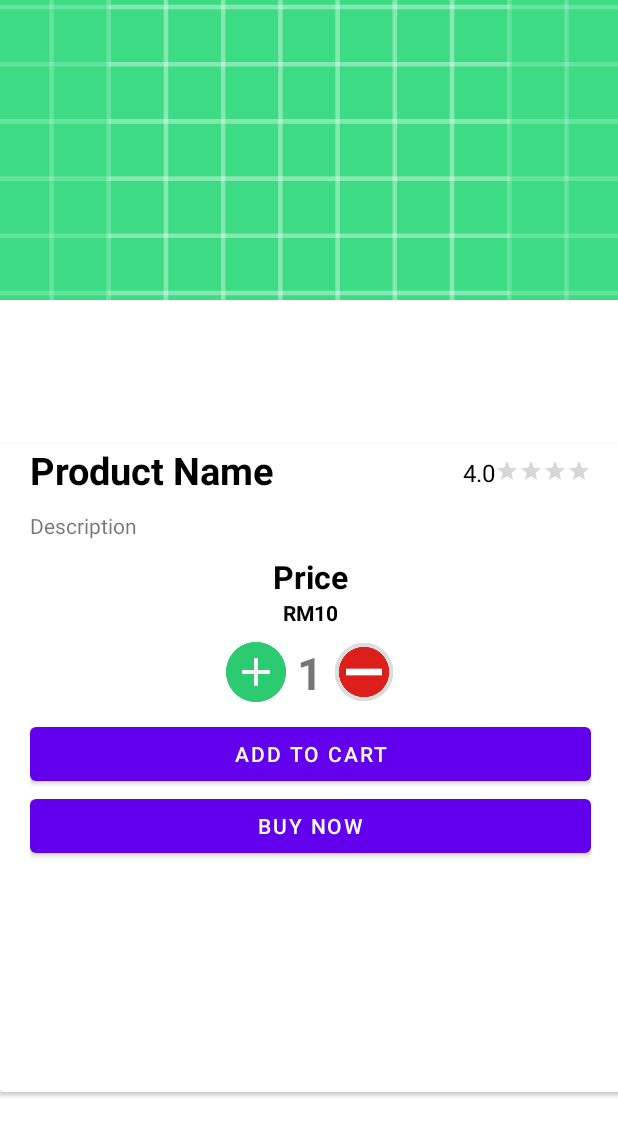
After one commit to FA2500/Furniture4U, an Android app: the layout activity_product_detail.xml on its own in the app's theme, with its tools: preview values and no code run, on a phone screen of 412 x 824 dp. The commit adds this screen. Shown: the top 1136 px of the screen. Run offline under Robolectric (Android 15) with nearby library versions, the phone set to English and light mode, and no system bars.

Commit message:
Product Details

```diff
--- a/app/src/main/AndroidManifest.xml
+++ b/app/src/main/AndroidManifest.xml
@@ -16,7 +16,10 @@
         android:theme="@style/Theme.Furniture4U"
         tools:targetApi="31">
         <activity
-            android:name="my.fa250.furniture4u.com.HomePageActivity"
+            android:name=".ProductDetailActivity"
+            android:exported="false" />
+        <activity
+            android:name=".HomePageActivity"
             android:exported="false" />
         <activity
             android:name="my.fa250.furniture4u.auth.EmailRegisterActivity"
@@ -81,22 +84,19 @@
                 android:name="android.app.lib_name"
                 android:value="" />
         </activity>
-
-        <!--<activity
+        <!--
+<activity
             android:name="my.fa250.furniture4u.ml.MlActivity"
             android:screenOrientation="fullSensor"
             android:configChanges="orientation|screenSize|screenLayout|keyboardHidden">
-        </activity>-->
-
+        </activity>
+        -->
         <meta-data
             android:name="com.google.ar.core"
             android:value="required" />
-
         <meta-data
             android:name="com.google.mlkit.vision.DEPENDENCIES"
             android:value="ica" />
-
-
     </application>
 
 </manifest>
--- a/app/src/main/java/my/fa250/furniture4u/com/HomePageActivity.java
+++ b/app/src/main/java/my/fa250/furniture4u/com/HomePageActivity.java
@@ -3,13 +3,18 @@ package my.fa250.furniture4u.com;
 import androidx.annotation.NonNull;
 import androidx.annotation.Nullable;
 import androidx.appcompat.app.AppCompatActivity;
+import androidx.constraintlayout.widget.ConstraintLayout;
 import androidx.recyclerview.widget.GridLayoutManager;
 import androidx.recyclerview.widget.LinearLayoutManager;
 import androidx.recyclerview.widget.RecyclerView;
 
+import android.app.ProgressDialog;
 import android.os.Bundle;
 import android.util.Log;
+import android.view.View;
 import android.widget.LinearLayout;
+import android.widget.ProgressBar;
+import android.widget.RelativeLayout;
 import android.widget.TextView;
 
 import com.denzcoskun.imageslider.ImageSlider;
@@ -48,6 +53,10 @@ public class HomePageActivity extends AppCompatActivity {
 
     List<String> c = new ArrayList<String>();
 
+    //ProgressBar
+    ProgressBar progressBar;
+    LinearLayout LL;
+
     //Category
     RecyclerView catRecyclerview;
     CategoryAdapter categoryAdapter;
@@ -74,10 +83,18 @@ public class HomePageActivity extends AppCompatActivity {
         setContentView(R.layout.activity_home_page);
         initUI();
         readData();
+
     }
 
     private void initUI()
     {
+        //Progress Bar
+        LL = findViewById(R.id.home_layout);
+        progressBar = new ProgressBar(HomePageActivity.this,null, android.R.attr.progressBarStyle);
+        LL.setVisibility(View.GONE);
+        progressBar.setVisibility(View.VISIBLE);
+
+
         //Image Slider
         ImageSlider imgSlider = findViewById(R.id.image_slider);
         List<SlideModel> slideModels = new ArrayList<>();
@@ -85,6 +102,8 @@ public class HomePageActivity extends AppCompatActivity {
         //Banner Data
         slideModels.add(new SlideModel(R.drawable.banner,"TEST", ScaleTypes.FIT));
         imgSlider.setImageList(slideModels);
+
+
 
         //Recycler View
         catRecyclerview = findViewById(R.id.rec_category);
@@ -305,6 +324,9 @@ public class HomePageActivity extends AppCompatActivity {
                 }
             });
         }
+        progressBar.setVisibility(View.GONE);
+        LL.setVisibility(View.VISIBLE);
+
     }
 
 
--- /dev/null
+++ b/app/src/main/java/my/fa250/furniture4u/com/ProductDetailActivity.java
@@ -0,0 +1,16 @@
+package my.fa250.furniture4u.com;
+
+import androidx.appcompat.app.AppCompatActivity;
+
+import android.os.Bundle;
+
+import my.fa250.furniture4u.R;
+
+public class ProductDetailActivity extends AppCompatActivity {
+
+    @Override
+    protected void onCreate(Bundle savedInstanceState) {
+        super.onCreate(savedInstanceState);
+        setContentView(R.layout.activity_product_detail);
+    }
+}
--- /dev/null
+++ b/app/src/main/res/layout/activity_product_detail.xml
@@ -0,0 +1,162 @@
+<?xml version="1.0" encoding="utf-8"?>
+<androidx.constraintlayout.widget.ConstraintLayout
+    xmlns:android="http://schemas.android.com/apk/res/android"
+    xmlns:app="http://schemas.android.com/apk/res-auto"
+    xmlns:tools="http://schemas.android.com/tools"
+    android:layout_width="match_parent"
+    android:layout_height="match_parent"
+    tools:context=".com.ProductDetailActivity">
+
+    <ImageView
+        android:id="@+id/product_detail_img"
+        android:layout_width="match_parent"
+        android:layout_height="200dp"
+        app:layout_constraintEnd_toEndOf="parent"
+        app:layout_constraintStart_toStartOf="parent"
+        app:layout_constraintTop_toTopOf="parent"
+        app:srcCompat="@drawable/ic_launcher_background"
+        android:scaleType="centerCrop"
+        tools:layout_editor_absoluteX="115dp"
+        tools:layout_editor_absoluteY="69dp" />
+
+    <androidx.cardview.widget.CardView
+        android:id="@+id/product_detail_card"
+        android:layout_width="414dp"
+        android:layout_height="432dp"
+        android:layout_marginTop="10dp"
+        android:layout_marginBottom="10dp"
+        android:elevation="10dp"
+        app:layout_constraintBottom_toBottomOf="parent"
+        app:layout_constraintEnd_toEndOf="parent"
+        app:layout_constraintStart_toStartOf="parent"
+        app:layout_constraintTop_toBottomOf="@+id/product_detail_img">
+
+        <LinearLayout
+            android:layout_width="match_parent"
+            android:layout_height="match_parent"
+            android:layout_marginLeft="20dp"
+            android:layout_marginRight="20dp"
+            android:orientation="vertical">
+
+            <RelativeLayout
+                android:layout_width="match_parent"
+                android:layout_height="wrap_content">
+
+                <TextView
+                    android:id="@+id/product_detail_name"
+                    android:layout_width="wrap_content"
+                    android:layout_height="wrap_content"
+                    android:text="Product Name"
+                    android:textColor="@color/black"
+                    android:textSize="25sp"
+                    android:textStyle="bold" />
+
+                <TextView
+                    android:id="@+id/product_detail_rateNo"
+                    android:layout_width="wrap_content"
+                    android:layout_height="wrap_content"
+                    android:layout_marginTop="8dp"
+                    android:layout_toStartOf="@id/product_detail_rate"
+                    android:text="4.0"
+                    android:textColor="@color/black"
+                    android:textSize="16sp" />
+
+                <RatingBar
+                    android:id="@+id/product_detail_rate"
+                    style="?android:attr/ratingBarStyleSmall"
+                    android:layout_width="wrap_content"
+                    android:layout_height="wrap_content"
+                    android:layout_alignParentEnd="true"
+                    android:layout_marginTop="10dp"
+                    android:isIndicator="true"
+                    android:numStars="4"
+                    android:stepSize="0.1" />
+
+            </RelativeLayout>
+
+            <TextView
+                android:id="@+id/product_detail_desc"
+                android:layout_width="wrap_content"
+                android:layout_height="wrap_content"
+                android:layout_marginTop="10dp"
+                android:text="Description" />
+
+            <TextView
+                android:id="@+id/textView8"
+                android:layout_width="wrap_content"
+                android:layout_height="wrap_content"
+                android:layout_gravity="center"
+                android:layout_marginTop="10dp"
+                android:text="Price"
+                android:textColor="@color/black"
+                android:textSize="21sp"
+                android:textStyle="bold" />
+
+            <LinearLayout
+                android:layout_width="match_parent"
+                android:layout_height="wrap_content"
+                android:gravity="center"
+                android:orientation="horizontal">
+
+                <TextView
+                    android:id="@+id/textView9"
+                    android:layout_width="wrap_content"
+                    android:layout_height="wrap_content"
+                    android:text="RM"
+                    android:textColor="@color/black"
+                    android:textStyle="bold" />
+
+                <TextView
+                    android:id="@+id/product_detail_price"
+                    android:layout_width="wrap_content"
+                    android:layout_height="wrap_content"
+                    android:text="10"
+                    android:textColor="@color/black"
+                    android:textStyle="bold" />
+
+            </LinearLayout>
+
+            <LinearLayout
+                android:layout_width="match_parent"
+                android:layout_height="wrap_content"
+                android:layout_margin="10dp"
+                android:gravity="center_horizontal"
+                android:orientation="horizontal">
+
+                <ImageView
+                    android:id="@+id/product_detail_increase"
+                    android:layout_width="40dp"
+                    android:layout_height="40dp"
+                    android:layout_marginEnd="7dp"
+                    app:srcCompat="@drawable/plusflat" />
+
+                <TextView
+                    android:id="@+id/product_detail_quantity"
+                    android:layout_width="wrap_content"
+                    android:layout_height="wrap_content"
+                    android:text="1"
+                    android:textSize="30sp"
+                    android:textStyle="bold" />
+
+                <ImageView
+                    android:id="@+id/product_detail_decrease"
+                    android:layout_width="40dp"
+                    android:layout_height="40dp"
+                    android:layout_marginStart="7dp"
+                    app:srcCompat="@drawable/minusflat" />
+            </LinearLayout>
+
+            <Button
+                android:id="@+id/add_to_cart"
+                android:layout_width="match_parent"
+                android:layout_height="wrap_content"
+                android:text="Add to Cart" />
+
+            <Button
+                android:id="@+id/buy_now"
+                android:layout_width="match_parent"
+                android:layout_height="wrap_content"
+                android:text="Buy Now" />
+        </LinearLayout>
+    </androidx.cardview.widget.CardView>
+</androidx.constraintlayout.widget.ConstraintLayout>
```
Also changed, not shown: app/src/main/res/drawable/minusflat.jpg (added), app/src/main/res/drawable/plusflat.png (added).
